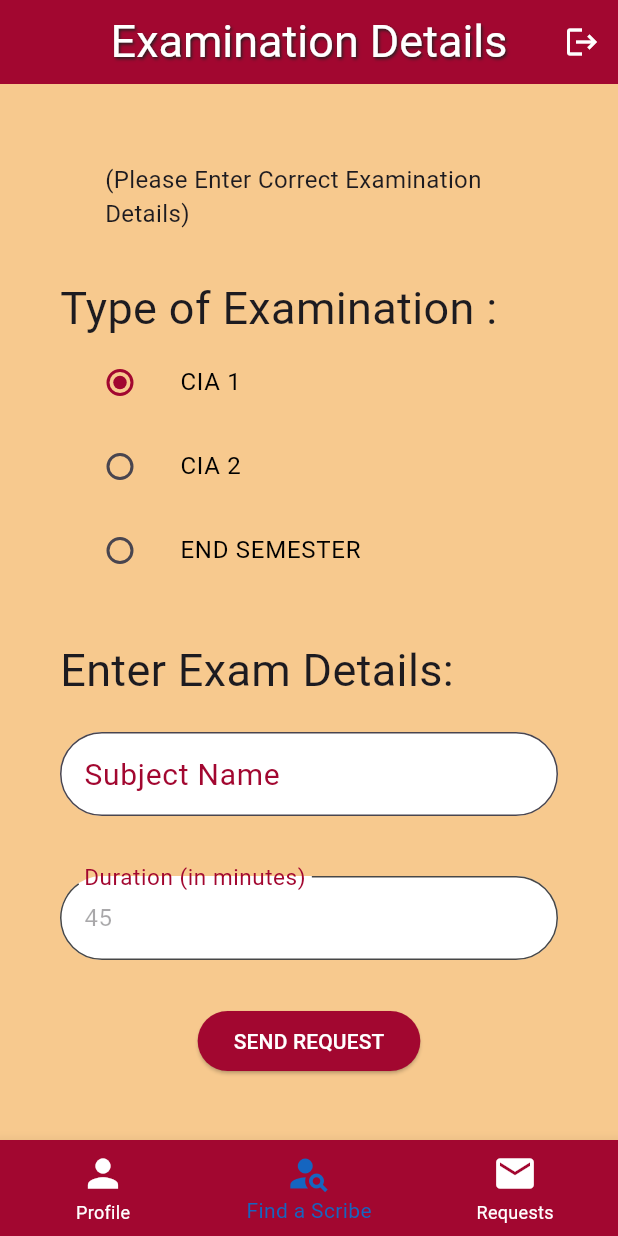
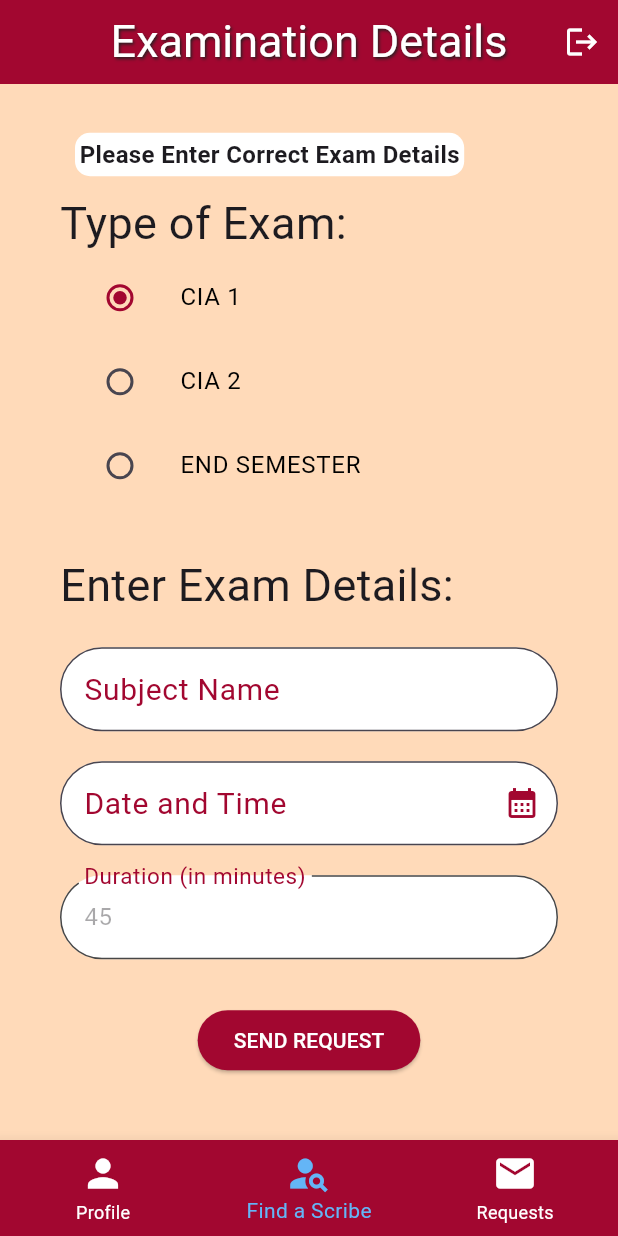
Before and after one commit to Jerry-britto/Inscribe, a Flutter app: the SwdHome screen opened directly with empty values, item 2 of the bottom bar chosen, on a phone screen of 412 x 824 dp. Run offline on Flutter 3.47's test engine with Material 3 defaults, Android fonts, the light colour scheme and no system bars; drawn by our look-alikes of date_field; our stand-ins replace cloud_firestore, firebase_auth, firebase_core; accounts and stored records are empty; network calls fail.

Commit message:
Fixed errors and some design related issues

```diff
--- a/main/lib/main.dart
+++ b/main/lib/main.dart
@@ -1,7 +1,7 @@
 import 'package:flutter/material.dart';
 import 'package:firebase_core/firebase_core.dart';
+import 'package:intl/date_symbol_data_local.dart';
 import 'package:main/firebase_options.dart';
-import 'package:main/screens/details_pages/scribe_details.dart';
 import 'package:main/screens/login/login_screen.dart';
 import 'package:intl/intl_standalone.dart' if (dart.library.html) 'package:intl/intl_browser.dart';
 
@@ -9,6 +9,7 @@ Future<void> main() async {
   WidgetsFlutterBinding.ensureInitialized();
   await Firebase.initializeApp(options: DefaultFirebaseOptions.currentPlatform);
   await findSystemLocale();
+  await initializeDateFormatting();
   runApp(const MyApp());
 }
 
--- a/main/lib/screens/home/swd/swd_findScribe.dart
+++ b/main/lib/screens/home/swd/swd_findScribe.dart
@@ -31,33 +31,50 @@ class _FindScribeState extends State<FindScribe> {
 
   @override
   Widget build(BuildContext context) {
-    return Container(
-          decoration: BoxDecoration(color: Color.fromRGBO(227, 161, 43, 0.3),
-        ),
+    return GestureDetector(
+      onTap: () {
+            FocusScope.of(context).unfocus();
+      },
+      child: Container(
+
             child: Expanded(
               child: Center(
                 child: SingleChildScrollView(
                   child: Column(
                     crossAxisAlignment: CrossAxisAlignment.center,
                     children: [Padding(
-                    padding: EdgeInsets.only(left:40, right:40),
+                      padding: const EdgeInsets.only(left:40, right:40),
                       child: Form(
                         key: _formKey,
                         child: Column(
                           crossAxisAlignment: CrossAxisAlignment.start,
                           children: [
-                          const Padding(
-                            padding: EdgeInsets.all(30),
-                            child: Text(
-                              "(Please Enter Correct Examination Details)",
-                              style: TextStyle(fontSize: 16),
+                           Padding(
+                              padding: const EdgeInsets.all(10),
+                              child: Container(
+                                decoration: BoxDecoration(
+                                  color: Colors.white,
+                                  borderRadius: BorderRadius.circular(10),
+                                ),
+                                child: const Padding(
+                                  padding: EdgeInsets.all(3),
+                                  child: Column(
+                                    crossAxisAlignment: CrossAxisAlignment.center,
+                                    children: [
+                                      Text(
+                                        "Please Enter Correct Exam Details",
+                                        style: TextStyle(fontSize: 16, fontWeight: FontWeight.bold),
+                                      ),
+                                    ],
+                                  ),
+                                ),
                               ),
                             ),
                             Column(
                                 crossAxisAlignment: CrossAxisAlignment.start,
                                 children: [
                                   const Text(
-                                  "Type of Examination :",
+                                    "Type of Exam:",
                                     style: TextStyle(fontSize: 30),
                                     textAlign: TextAlign.left,
                                   ),
@@ -115,7 +132,7 @@ class _FindScribeState extends State<FindScribe> {
                               decoration: const InputDecoration(
                                 labelText: "Subject Name",
                                 hintText: "Enter Subject Name",
-                              labelStyle: TextStyle(
+                                labelStyle:  TextStyle(
                                     fontSize: 20,
                                     color: Color.fromRGBO(162, 7, 48, 1)),
                                 hintStyle: TextStyle(fontSize: 15),
@@ -144,44 +161,49 @@ class _FindScribeState extends State<FindScribe> {
                               },
                             ),
                             const SizedBox(height:20),
-                          // DateTimeFormField(
+                            DateTimeFormField(
 
-                          //   validator: (value) {
-                          //     if (selectedDate == null) {
-                          //       return 'Please Select Date and Time of the Exam';
-                          //     }
-                          //     return null;
-                          //   },
-                          //   decoration: const InputDecoration(
-                          //     labelText: 'Date and Time',
-                          //     hintText: "Enter Date and Time",
-                          //     labelStyle: TextStyle(
-                          //         fontSize: 20,
-                          //         color: Color.fromRGBO(162, 7, 48, 1)),
-                          //     hintStyle: TextStyle(fontSize: 15),
-                          //     filled: true,
-                          //     fillColor: Colors.white,
-                          //     border: OutlineInputBorder(
-                          //       borderRadius:
-                          //           BorderRadius.all(Radius.circular(50)),
-                          //       borderSide: BorderSide(
-                          //           color: Color.fromRGBO(71, 71, 71, 1)),
-                          //     ),
-                          //     focusedBorder: OutlineInputBorder(
-                          //       borderRadius:
-                          //           BorderRadius.all(Radius.circular(50)),
-                          //       borderSide: BorderSide(
-                          //           width: 1.5,
-                          //           color: Color.fromRGBO(162, 7, 48, 1)),
-                          //     ),
-                          //   ),
-                          //   firstDate: DateTime.now().add(const Duration(days: 0)),
-                          //   lastDate: DateTime.now().add(const Duration(days: 365)),
-                          //   initialPickerDateTime: DateTime.now().add(const Duration(days: 0)),
-                          //   onChanged: (DateTime? value) {
-                          //     selectedDate = value;
-                          //   },
-                          // ),
+                              validator: (value) {
+                                if (selectedDate == null) {
+                                  return 'Please Select Date and Time of the Exam';
+                                }
+                                return null;
+                              },
+                              decoration: const InputDecoration(
+                                labelText: 'Date and Time',
+                                hintText: "Enter Date and Time",
+                                suffixIcon: Icon(
+                                  Icons.calendar_month,
+                                  color: Color.fromRGBO(162, 7, 48, 1),
+                                ),
+
+                                labelStyle: TextStyle(
+                                    fontSize: 20,
+                                    color: Color.fromRGBO(162, 7, 48, 1)),
+                                hintStyle: TextStyle(fontSize: 15),
+                                filled: true,
+                                fillColor: Colors.white,
+                                border: OutlineInputBorder(
+                                  borderRadius:
+                                      BorderRadius.all(Radius.circular(50)),
+                                  borderSide: BorderSide(
+                                      color: Color.fromRGBO(71, 71, 71, 1)),
+                                ),
+                                focusedBorder: OutlineInputBorder(
+                                  borderRadius:
+                                      BorderRadius.all(Radius.circular(50)),
+                                  borderSide: BorderSide(
+                                      width: 1.5,
+                                      color: Color.fromRGBO(162, 7, 48, 1)),
+                                ),
+                              ),
+                              firstDate: DateTime.now().add(const Duration(days: 0)),
+                              lastDate: DateTime.now().add(const Duration(days: 365)),
+                              //initialPickerDateTime: DateTime.now().add(const Duration(days: 0)),
+                              onChanged: (DateTime? value) {
+                                selectedDate = value;
+                              },
+                            ),
                             const SizedBox(height:20),
                             TextFormField(
                             controller: _duration,
@@ -242,6 +264,7 @@ class _FindScribeState extends State<FindScribe> {
                 ),
               ),
             ),
+          ),
     );
 
   }
--- a/main/lib/screens/home/swd/swd_home.dart
+++ b/main/lib/screens/home/swd/swd_home.dart
@@ -70,7 +70,7 @@ class _SwdHomeState extends State<SwdHome> {
       ),
       bottomNavigationBar: BottomNavigationBar(
         currentIndex: positon,
-        selectedItemColor: Colors.blue[800],
+        selectedItemColor: Colors.blue.shade300,
         unselectedItemColor: Colors.white,
         iconSize: 30,
         // backgroundColor: Colors.orange.shade600,
--- a/main/lib/screens/home/swd/swd_profile.dart
+++ b/main/lib/screens/home/swd/swd_profile.dart
@@ -1,5 +1,4 @@
 import 'package:cloud_firestore/cloud_firestore.dart';
-import 'package:flutter/cupertino.dart';
 import 'package:flutter/material.dart';
 
 class SwdProfile extends StatefulWidget {
@@ -68,7 +67,7 @@ class _SwdProfileState extends State<SwdProfile> {
                               height: 150,
                               width: 150,
                               fit: BoxFit.cover),
-                        )
+                        ),
                       ],
                     ),
                     Row(
@@ -189,7 +188,7 @@ class _SwdProfileState extends State<SwdProfile> {
                       mainAxisAlignment: MainAxisAlignment.end,
                       children: [
                         CircleAvatar(
-                          backgroundColor: Colors.orange,
+                          backgroundColor: Color.fromRGBO(162, 7, 48, 1),
                           child: IconButton(
                               iconSize: 32,
                               color: Colors.white,
--- a/main/pubspec.yaml
+++ b/main/pubspec.yaml
@@ -40,6 +40,7 @@ dependencies:
   google_fonts: ^6.1.0
   firebase_auth: ^4.16.0
   cloud_firestore: ^4.14.0
+  intl: ^0.18.1
 dev_dependencies:
   flutter_test:
     sdk: flutter
```
Also changed, not shown: main/pubspec.lock. Lines whose indentation alone changed are shown as unchanged.
